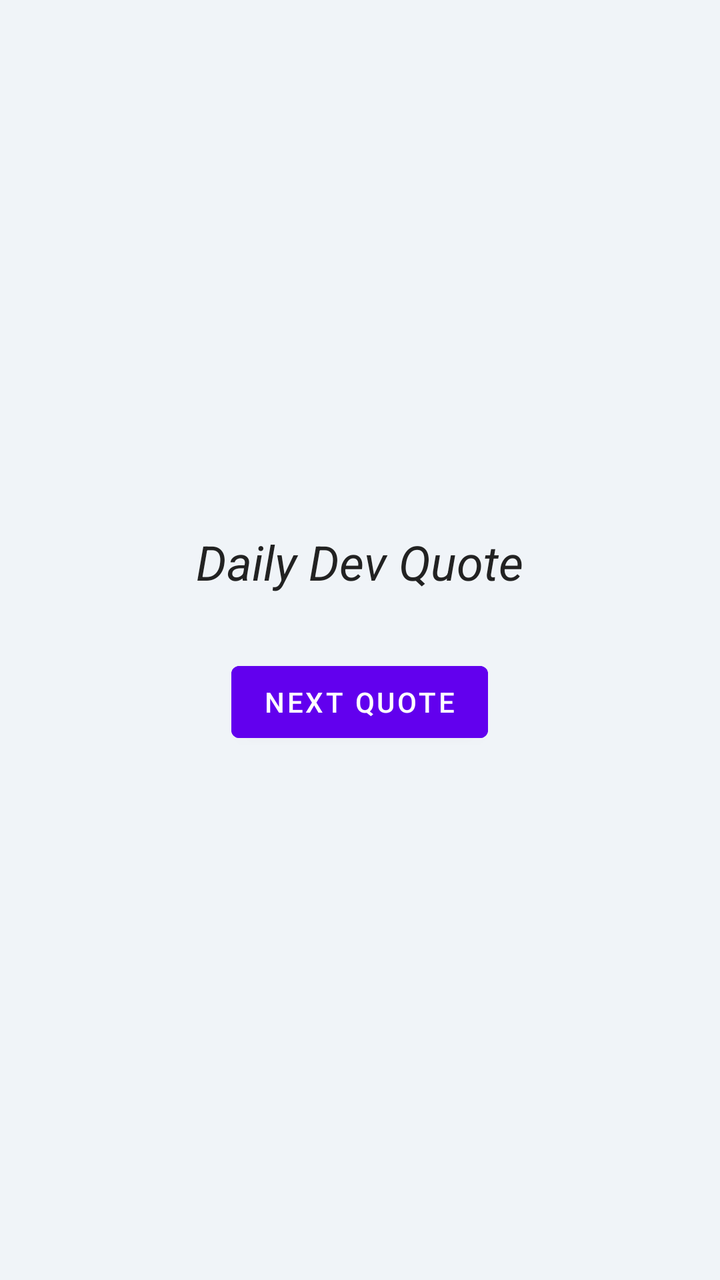
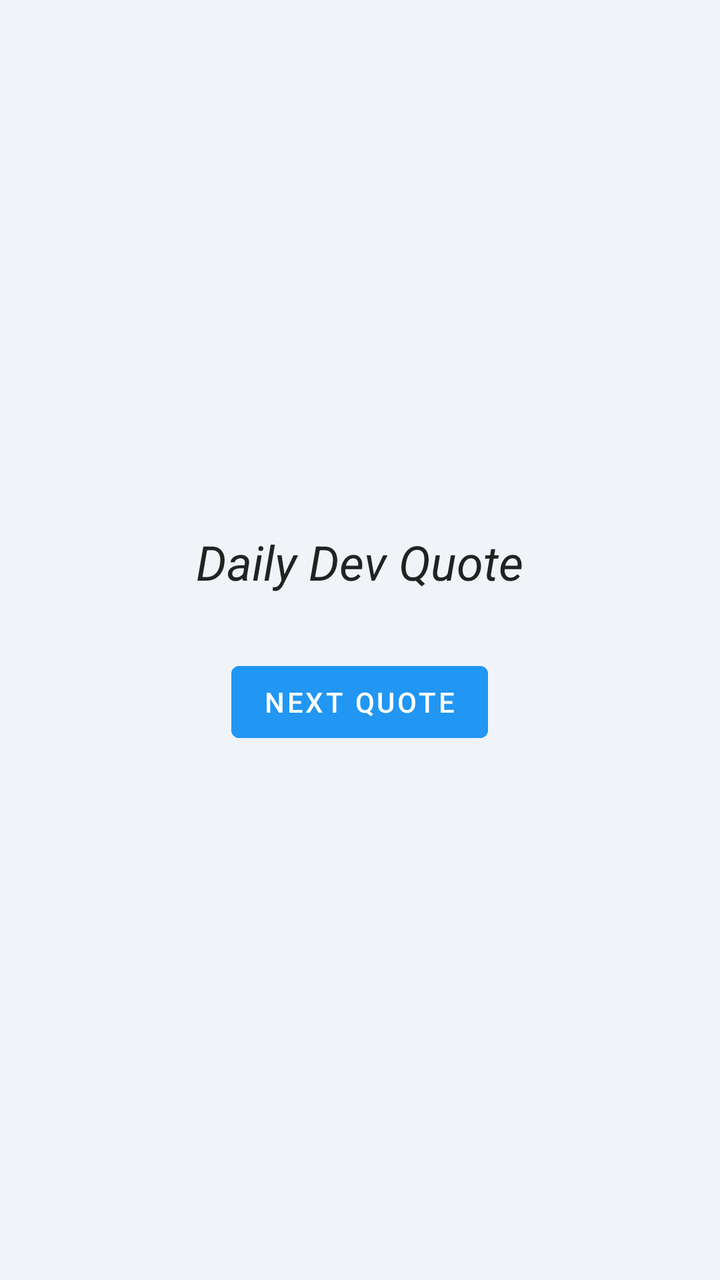

An Android layout rendered at two revisions. The XML below is the earlier revision; the diff shows what the commit changed to produce the second picture.
<!-- AndroidManifest.xml: application theme Theme.DevVibe -->
<!-- res/layout/activity_quote.xml -->
<?xml version="1.0" encoding="utf-8"?>
<LinearLayout
    xmlns:android="http://schemas.android.com/apk/res/android"
    android:orientation="vertical"
    android:gravity="center"
    android:padding="24dp"
    android:background="#f0f4f8"
    android:layout_width="match_parent"
    android:layout_height="match_parent">

    <TextView
        android:id="@+id/quoteText"
        android:text="Daily Dev Quote"
        android:textSize="24sp"
        android:textStyle="italic"
        android:textColor="#222222"
        android:gravity="center"
        android:layout_width="wrap_content"
        android:layout_height="wrap_content"/>

    <Button
        android:id="@+id/btnNewQuote"
        android:text="Next Quote"
        android:layout_marginTop="30dp"
        android:backgroundTint="#6200EE"
        android:textColor="#FFFFFF"
        android:layout_width="wrap_content"
        android:layout_height="wrap_content"/>

</LinearLayout>
<!-- resources referenced by this layout -->
<resources>
  <style name="Theme.DevVibe" parent="Base.Theme.DevVibe" />
  <style name="Base.Theme.DevVibe" parent="Theme.MaterialComponents.DayNight.NoActionBar">
          
          
      </style>
</resources>

<!-- the commit's change to res/layout/activity_quote.xml (unified diff, before → after) -->
@@ -1,30 +1,28 @@
 <?xml version="1.0" encoding="utf-8"?>
-<LinearLayout
-    xmlns:android="http://schemas.android.com/apk/res/android"
+<LinearLayout xmlns:android="http://schemas.android.com/apk/res/android"
+    android:layout_width="match_parent"
+    android:layout_height="match_parent"
+    android:background="#f0f4f8"
+    android:gravity="center"
     android:orientation="vertical"
-    android:gravity="center"
-    android:padding="24dp"
-    android:background="#f0f4f8"
-    android:layout_width="match_parent"
-    android:layout_height="match_parent">
+    android:padding="24dp">
 
     <TextView
         android:id="@+id/quoteText"
+        android:layout_width="wrap_content"
+        android:layout_height="wrap_content"
+        android:gravity="center"
         android:text="Daily Dev Quote"
+        android:textColor="#222222"
         android:textSize="24sp"
-        android:textStyle="italic"
-        android:textColor="#222222"
-        android:gravity="center"
-        android:layout_width="wrap_content"
-        android:layout_height="wrap_content"/>
+        android:textStyle="italic" />
 
     <Button
         android:id="@+id/btnNewQuote"
+        android:layout_width="wrap_content"
+        android:layout_height="wrap_content"
+        android:layout_marginTop="30dp"
+        android:backgroundTint="#2196F3"
         android:text="Next Quote"
-        android:layout_marginTop="30dp"
-        android:backgroundTint="#6200EE"
-        android:textColor="#FFFFFF"
-        android:layout_width="wrap_content"
-        android:layout_height="wrap_content"/>
-
+        android:textColor="#FFFFFF" />
 </LinearLayout>
